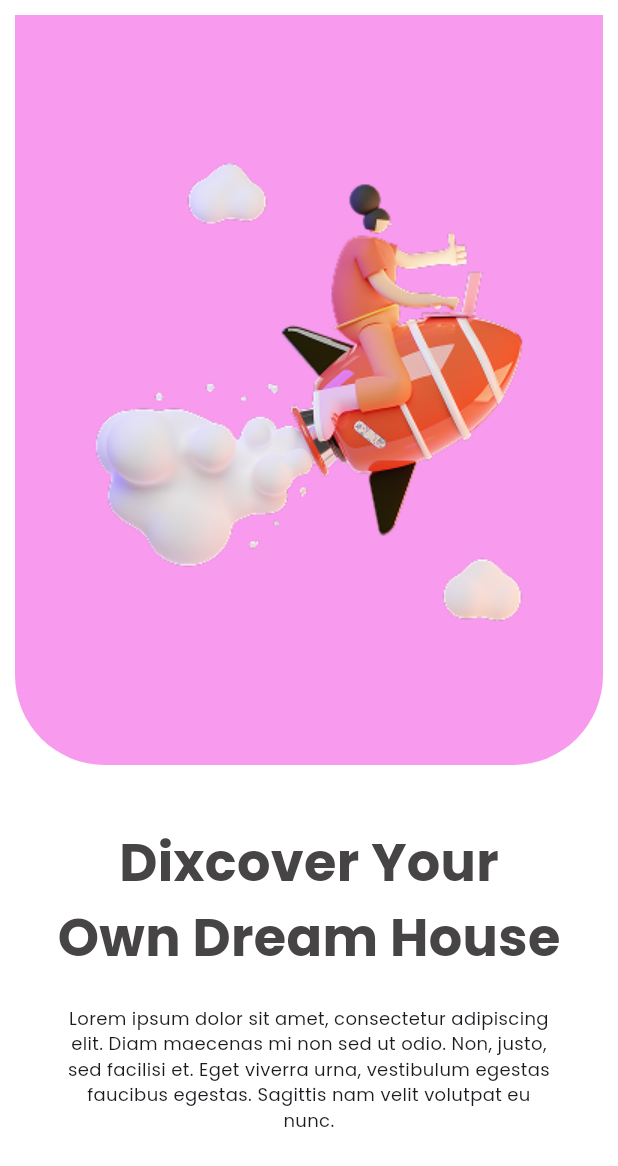
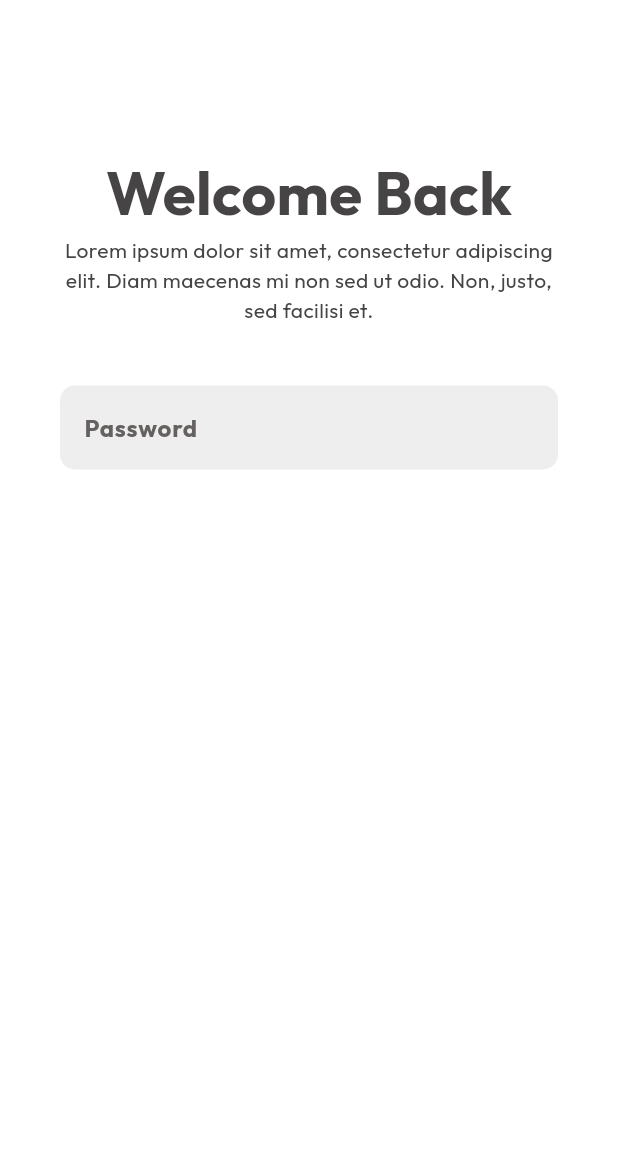
Before and after one commit to Tanatorn-hub/flutter_speed_ui_app, a Flutter app: the screen it shows after launch, on a phone screen of 412 x 824 dp. Shown: the top 1166 px of the screen. Run offline on Flutter 3.47's test engine with Material 3 defaults, Android fonts, the phone set to English and light mode, and no system bars; our stand-ins replace font_awesome_flutter, google_fonts.

Commit message:
แก้ฟอนต์และขึ้น a02

```diff
--- a/lib/main.dart
+++ b/lib/main.dart
@@ -2,6 +2,7 @@
 
 import 'package:flutter/material.dart';
 import 'package:flutter_speed_ui_app/views/a01_page_ui.dart';
+import 'package:flutter_speed_ui_app/views/a02_page_ui.dart';
 import 'package:flutter_speed_ui_app/views/e01_page_ui.dart';
 import 'package:flutter_speed_ui_app/views/e02_page_ui.dart';
 import 'package:flutter_speed_ui_app/views/e03_page_ui.dart';
@@ -30,7 +31,7 @@ class _FlutterSpeedUIState extends State<FlutterSpeedUI> {
   Widget build(BuildContext context) {
     return MaterialApp(
       debugShowCheckedModeBanner: false,
-      home: A01PageUI(),
+      home: A02PageUI(),
       theme: ThemeData(
         textTheme: GoogleFonts.poppinsTextTheme(
           Theme.of(context).textTheme,
--- a/lib/views/a01_page_ui.dart
+++ b/lib/views/a01_page_ui.dart
@@ -1,5 +1,6 @@
 import 'package:flutter/material.dart';
 import 'package:flutter_speed_ui_app/views/a02_page_ui.dart';
+import 'package:google_fonts/google_fonts.dart';
 
 class A01PageUI extends StatefulWidget {
   const A01PageUI({super.key});
@@ -47,7 +48,7 @@ class _A01PageUIState extends State<A01PageUI> {
               ),
               Text(
                 'Dixcover Your',
-                style: TextStyle(
+                style: GoogleFonts.outfit(
                   fontSize: 35,
                   fontWeight: FontWeight.bold,
                   color: Color(0xFF464444),
@@ -55,7 +56,7 @@ class _A01PageUIState extends State<A01PageUI> {
               ),
               Text(
                 'Own Dream House',
-                style: TextStyle(
+                style: GoogleFonts.outfit(
                   fontSize: 35,
                   fontWeight: FontWeight.bold,
                   color: Color(0xFF464444),
@@ -72,8 +73,8 @@ class _A01PageUIState extends State<A01PageUI> {
                 child: Text(
                   'Lorem ipsum dolor sit amet, consectetur adipiscing elit. Diam maecenas mi non sed ut odio. Non, justo, sed facilisi et. Eget viverra urna, vestibulum egestas faucibus egestas. Sagittis nam velit volutpat eu nunc.',
                   textAlign: TextAlign.center,
-                  style: TextStyle(
-                    fontSize: 12,
+                  style: GoogleFonts.outfit(
+                    fontSize: 14,
                   ),
                 ),
               ),
@@ -99,6 +100,8 @@ class _A01PageUIState extends State<A01PageUI> {
                           backgroundColor: Color(0xffF89AEE),
                           foregroundColor: Colors.white,
                           padding: EdgeInsets.symmetric(vertical: 16),
+                          elevation: 4, // ความสูงของเงา
+                          shadowColor: Color.fromRGBO(0, 0, 0, 0.5), // สีของเงา
                           shape: RoundedRectangleBorder(
                             borderRadius: BorderRadius.only(
                               topLeft: Radius.circular(10),
@@ -110,9 +113,10 @@ class _A01PageUIState extends State<A01PageUI> {
                         ),
                         child: Text(
                           'Sign in',
-                          style: TextStyle(
+                          style: GoogleFonts.outfit(
                             fontSize: 20,
                             fontWeight: FontWeight.bold,
+                            color: Colors.white,
                           ),
                         ),
                       ),
@@ -134,6 +138,8 @@ class _A01PageUIState extends State<A01PageUI> {
                           backgroundColor: Color(0xffF3F3F3),
                           foregroundColor: Colors.black,
                           padding: EdgeInsets.symmetric(vertical: 16),
+                          elevation: 4, // ความสูงของเงา
+                          shadowColor: Color.fromRGBO(0, 0, 0, 0.5), // สีของเงา
                           shape: RoundedRectangleBorder(
                             borderRadius: BorderRadius.only(
                               topRight: Radius.circular(10),
@@ -145,7 +151,7 @@ class _A01PageUIState extends State<A01PageUI> {
                         ),
                         child: Text(
                           'Register',
-                          style: TextStyle(
+                          style: GoogleFonts.outfit(
                             fontSize: 20,
                             fontWeight: FontWeight.bold,
                             color: Color(0xFF464444),
--- a/lib/views/a02_page_ui.dart
+++ b/lib/views/a02_page_ui.dart
@@ -1,4 +1,5 @@
 import 'package:flutter/material.dart';
+import 'package:google_fonts/google_fonts.dart';
 
 class A02PageUI extends StatefulWidget {
   const A02PageUI({super.key});
@@ -12,6 +13,55 @@ class _A02PageUIState extends State<A02PageUI> {
   Widget build(BuildContext context) {
     return Scaffold(
       backgroundColor: Colors.white,
+      body: Padding(
+        padding: const EdgeInsets.only(
+          top: 100,
+          left: 40,
+          right: 40,
+        ),
+        child: Center(
+          child: Column(
+            children: [
+              Text(
+                'Welcome Back',
+                style: GoogleFonts.outfit(
+                  fontSize: 40,
+                  fontWeight: FontWeight.bold,
+                  color: Color(0xFF464444),
+                ),
+              ),
+              Text(
+                'Lorem ipsum dolor sit amet, consectetur adipiscing elit. Diam maecenas mi non sed ut odio. Non, justo, sed facilisi et.',
+                textAlign: TextAlign.center,
+                style: GoogleFonts.outfit(
+                  fontSize: 14,
+                  color: Color(0xFF464444),
+                ),
+              ),
+              SizedBox(
+                height: 40,
+              ),
+              TextField(
+                decoration: InputDecoration(
+                  border: OutlineInputBorder(
+                      borderRadius: BorderRadius.circular(10),
+                      borderSide: BorderSide.none),
+                  hintText: 'Password',
+                  hintStyle: GoogleFonts.outfit(
+                    textStyle: TextStyle(
+                      color: Color(0xFF666161),
+                      fontSize: 16,
+                      fontWeight: FontWeight.bold,
+                    ),
+                  ),
+                  fillColor: Colors.grey[200], // สีพื้นหลัง
+                  filled: true, // เปิดใช้งานสีพื้นหลัง
+                ),
+              ),
+            ],
+          ),
+        ),
+      ),
     );
   }
 }
```
